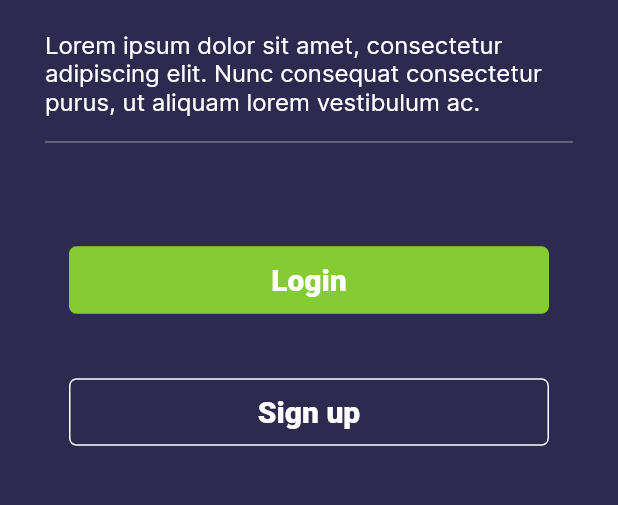
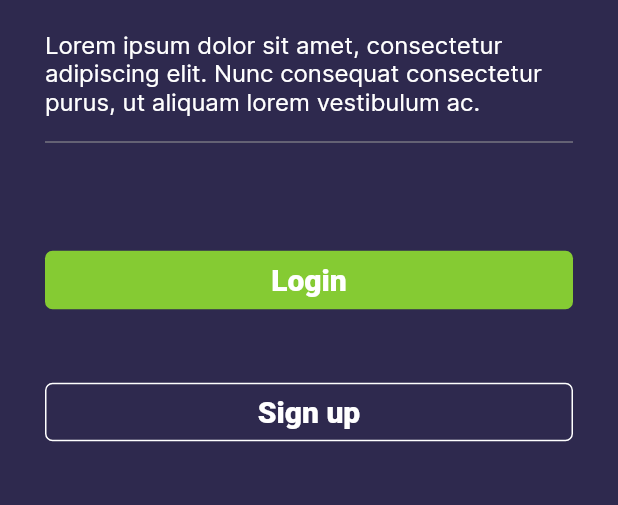
Before and after one commit to AngelovanOsch1/chatFlutter, a Flutter app: the screen it shows after launch, on a phone screen of 412 x 824 dp, the part 203-708 px from its top. Run offline on Flutter 3.47's test engine with Material 2 defaults, Android fonts, the phone set to English and light mode, and no system bars; our stand-ins replace cloud_firestore, firebase_auth, firebase_core; accounts and stored records are empty.

Commit message:
UI updates, added loadingscreen and made things more responsive for landscape mode

```diff
--- a/lib/main.dart
+++ b/lib/main.dart
@@ -7,6 +7,7 @@ import 'package:chatapp/screens/navigationbar/chat_screen.dart';
 import 'package:chatapp/screens/navigationbar/home_screen.dart';
 import 'package:chatapp/screens/navigationbar/navigationbar.dart';
 import 'package:chatapp/screens/navigationbar/profile_screen.dart';
+import 'package:chatapp/screens/auth/login_loading_screen.dart';
 import 'package:cloud_firestore/cloud_firestore.dart';
 import 'package:firebase_auth/firebase_auth.dart';
 import 'package:flutter/material.dart';
@@ -44,6 +45,7 @@ class MyApp extends StatelessWidget {
         'signupScreen': (context) => const SignupScreen(),
         'chatScreen': (context) => const ChatScreen(),
         'profileScreen': (context) => const ProfileSceen(),
+        'loginLoadingScreen': (context) => LoginLoadingScreen(),
       },
     );
   }
--- a/lib/screens/auth/landing_screen.dart
+++ b/lib/screens/auth/landing_screen.dart
@@ -9,7 +9,7 @@ class LandingScreen extends StatelessWidget {
     return Scaffold(
       body: SingleChildScrollView(
         child: Padding(
-          padding: const EdgeInsets.only(top: 100, right: 30, left: 30),
+          padding: const EdgeInsets.only(top: 100, right: 30, bottom: 50, left: 30),
           child: Column(
             crossAxisAlignment: CrossAxisAlignment.start,
             children: [
@@ -38,15 +38,11 @@ class LandingScreen extends StatelessWidget {
                   color: colorScheme.onBackground,
                 ),
               ),
-              Center(
-                child: Padding(
-                  padding: const EdgeInsets.only(top: 60),
+              Padding(
+                padding: const EdgeInsets.only(top: 60),
+                child: SizedBox(
+                  width: double.infinity,
                   child: TextButton(
-                    style: ButtonStyle(
-                      fixedSize: MaterialStateProperty.resolveWith(
-                        (states) => const Size(320, 45),
-                      ),
-                    ),
                     onPressed: () {
                       Navigator.pushNamed(context, 'loginScreen');
                     },
@@ -57,14 +53,12 @@ class LandingScreen extends StatelessWidget {
                   ),
                 ),
               ),
-              Center(
-                child: Padding(
-                  padding: const EdgeInsets.only(top: 40),
+              Padding(
+                padding: const EdgeInsets.only(top: 40),
+                child: SizedBox(
+                  width: double.infinity,
                   child: TextButton(
                     style: ButtonStyle(
-                      fixedSize: MaterialStateProperty.resolveWith(
-                        (states) => const Size(320, 45),
-                      ),
                       backgroundColor: MaterialStateProperty.resolveWith((states) => Colors.transparent),
                       shape: MaterialStateProperty.all<RoundedRectangleBorder>(
                         RoundedRectangleBorder(
--- a/lib/screens/auth/signup_screen.dart
+++ b/lib/screens/auth/signup_screen.dart
@@ -51,7 +51,7 @@ class _SignupScreen extends State<SignupScreen> {
       ),
       body: SingleChildScrollView(
         child: Padding(
-          padding: const EdgeInsets.only(top: 20, right: 30, bottom: 50, left: 30),
+          padding: const EdgeInsets.only(top: 10, right: 30, bottom: 50, left: 30),
           child: Form(
             key: _formKey,
             child: Column(
@@ -557,7 +557,7 @@ class _SignupScreen extends State<SignupScreen> {
       });
       Navigator.pushNamedAndRemoveUntil(
         context,
-        '/',
+        'loginLoadingScreen',
         (route) => false,
       );
     } else {
--- a/lib/screens/navigationbar/profile_screen.dart
+++ b/lib/screens/navigationbar/profile_screen.dart
@@ -9,6 +9,7 @@ class ProfileSceen extends StatefulWidget {
 }
 
 class _ProfileSceenState extends State<ProfileSceen> {
+
   @override
   Widget build(BuildContext context) {
     return Scaffold(
```
Also changed, not shown: lib/firebase/auth_utils.dart (+0 -21 lines), lib/models/user_model.dart (+32 -13 lines), lib/screens/auth/login_loading_screen.dart (added, +68 -0 lines), lib/screens/auth/login_screen.dart (+5 -14 lines).
